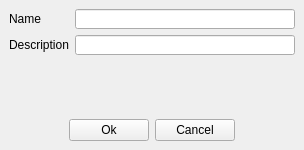
This is titan/ui/setup_popup.ui in Fijishi-Enterprises/GENO-Energy-Optimization as Qt 5 draws it before an edit. The edited form follows.
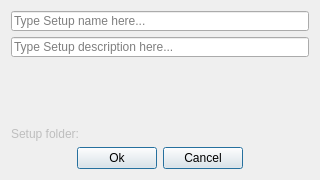
This is the edited form.

```diff
--- a/titan/ui/setup_popup.ui
+++ b/titan/ui/setup_popup.ui
@@ -23,89 +23,10 @@
    <string>Create Setup</string>
   </property>
   <layout class="QGridLayout" name="gridLayout">
-   <property name="sizeConstraint">
-    <enum>QLayout::SetFixedSize</enum>
-   </property>
-   <property name="leftMargin">
-    <number>0</number>
-   </property>
-   <property name="topMargin">
-    <number>0</number>
-   </property>
-   <property name="rightMargin">
-    <number>0</number>
-   </property>
-   <property name="bottomMargin">
-    <number>0</number>
-   </property>
-   <property name="horizontalSpacing">
-    <number>6</number>
-   </property>
-   <item row="0" column="0">
-    <layout class="QVBoxLayout" name="verticalLayout">
-     <item>
-      <layout class="QGridLayout" name="gridLayout_2">
-       <property name="leftMargin">
-        <number>9</number>
-       </property>
-       <property name="topMargin">
-        <number>9</number>
-       </property>
-       <property name="rightMargin">
-        <number>9</number>
-       </property>
-       <property name="bottomMargin">
-        <number>9</number>
-       </property>
-       <item row="0" column="0">
-        <widget class="QLabel" name="label">
-         <property name="text">
-          <string>Name</string>
-         </property>
-         <property name="alignment">
-          <set>Qt::AlignLeading|Qt::AlignLeft|Qt::AlignVCenter</set>
-         </property>
-        </widget>
-       </item>
-       <item row="0" column="1">
-        <widget class="QLineEdit" name="lineEdit_name">
-         <property name="sizePolicy">
-          <sizepolicy hsizetype="Fixed" vsizetype="Fixed">
-           <horstretch>0</horstretch>
-           <verstretch>0</verstretch>
-          </sizepolicy>
-         </property>
-         <property name="minimumSize">
-          <size>
-           <width>220</width>
-           <height>20</height>
-          </size>
-         </property>
-         <property name="maximumSize">
-          <size>
-           <width>220</width>
-           <height>20</height>
-          </size>
-         </property>
-        </widget>
-       </item>
        <item row="1" column="0">
-        <widget class="QLabel" name="label_2">
-         <property name="layoutDirection">
-          <enum>Qt::LeftToRight</enum>
-         </property>
-         <property name="text">
-          <string>Description</string>
-         </property>
-         <property name="alignment">
-          <set>Qt::AlignLeading|Qt::AlignLeft|Qt::AlignVCenter</set>
-         </property>
-        </widget>
-       </item>
-       <item row="1" column="1">
         <widget class="QLineEdit" name="lineEdit_description">
          <property name="sizePolicy">
-          <sizepolicy hsizetype="Fixed" vsizetype="Fixed">
+      <sizepolicy hsizetype="Expanding" vsizetype="Fixed">
            <horstretch>0</horstretch>
            <verstretch>0</verstretch>
           </sizepolicy>
@@ -118,15 +39,19 @@
          </property>
          <property name="maximumSize">
           <size>
-           <width>220</width>
+       <width>5000</width>
            <height>20</height>
           </size>
          </property>
-        </widget>
-       </item>
-      </layout>
-     </item>
-     <item>
+     <property name="toolTip">
+      <string>&lt;html&gt;&lt;head/&gt;&lt;body&gt;&lt;p&gt;Setup description (Optional)&lt;/p&gt;&lt;/body&gt;&lt;/html&gt;</string>
+     </property>
+     <property name="placeholderText">
+      <string>Type Setup description here...</string>
+     </property>
+    </widget>
+   </item>
+   <item row="2" column="0">
       <spacer name="verticalSpacer">
        <property name="orientation">
         <enum>Qt::Vertical</enum>
@@ -134,24 +59,76 @@
        <property name="sizeHint" stdset="0">
         <size>
          <width>20</width>
-         <height>40</height>
+       <height>41</height>
         </size>
        </property>
       </spacer>
+   </item>
+   <item row="0" column="0">
+    <widget class="QLineEdit" name="lineEdit_name">
+     <property name="sizePolicy">
+      <sizepolicy hsizetype="Expanding" vsizetype="Fixed">
+       <horstretch>0</horstretch>
+       <verstretch>0</verstretch>
+      </sizepolicy>
+     </property>
+     <property name="minimumSize">
+      <size>
+       <width>220</width>
+       <height>20</height>
+      </size>
+     </property>
+     <property name="maximumSize">
+      <size>
+       <width>5000</width>
+       <height>20</height>
+      </size>
+     </property>
+     <property name="toolTip">
+      <string>&lt;html&gt;&lt;head/&gt;&lt;body&gt;&lt;p&gt;Setup name (Required)&lt;/p&gt;&lt;/body&gt;&lt;/html&gt;</string>
+     </property>
+     <property name="placeholderText">
+      <string>Type Setup name here...</string>
+     </property>
+    </widget>
+   </item>
+   <item row="3" column="0">
+    <layout class="QVBoxLayout" name="verticalLayout">
+     <item>
+      <widget class="QLabel" name="label_setup_folder">
+       <property name="enabled">
+        <bool>false</bool>
+       </property>
+       <property name="contextMenuPolicy">
+        <enum>Qt::NoContextMenu</enum>
+       </property>
+       <property name="toolTip">
+        <string>&lt;html&gt;&lt;head/&gt;&lt;body&gt;&lt;p&gt;Folder name that will be used for the given Setup name&lt;/p&gt;&lt;/body&gt;&lt;/html&gt;</string>
+       </property>
+       <property name="text">
+        <string>Setup folder:</string>
+       </property>
+       <property name="indent">
+        <number>-1</number>
+       </property>
+      </widget>
      </item>
      <item>
       <layout class="QHBoxLayout" name="horizontalLayout_2">
+       <property name="spacing">
+        <number>6</number>
+       </property>
        <property name="leftMargin">
-        <number>9</number>
+        <number>0</number>
        </property>
        <property name="topMargin">
-        <number>9</number>
+        <number>0</number>
        </property>
        <property name="rightMargin">
-        <number>9</number>
+        <number>0</number>
        </property>
        <property name="bottomMargin">
-        <number>9</number>
+        <number>0</number>
        </property>
        <item>
         <spacer name="horizontalSpacer">
@@ -171,6 +148,9 @@
          <property name="text">
           <string>Ok</string>
          </property>
+         <property name="default">
+          <bool>true</bool>
+         </property>
         </widget>
        </item>
        <item>
@@ -178,6 +158,9 @@
          <property name="text">
           <string>Cancel</string>
          </property>
+         <property name="default">
+          <bool>true</bool>
+         </property>
         </widget>
        </item>
        <item>
```
Left out of the diff: 6 changed lines with no effect on the pictures. Lines whose indentation alone changed are shown as unchanged.
